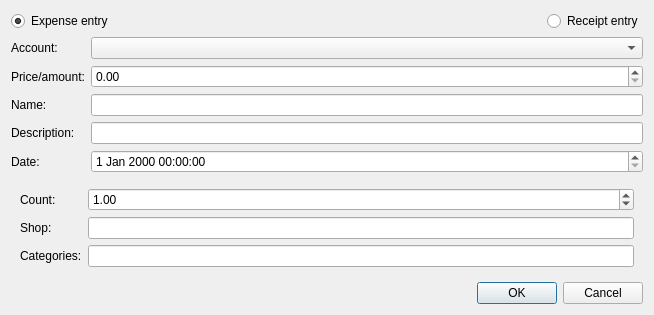
Before: the Qt Designer form src/plugins/poleemery/operationpropsdialog.ui in 0xd34df00d/leechcraft, drawn with Qt 5.
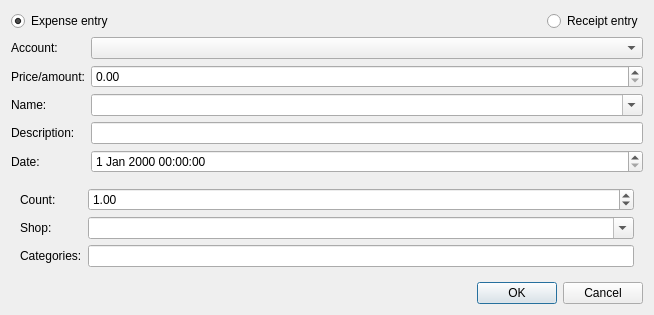
After: the same form once the commit is applied.

Commit message: PY: autocomplete for names and shops.

```diff
--- a/src/plugins/poleemery/operationpropsdialog.ui
+++ b/src/plugins/poleemery/operationpropsdialog.ui
@@ -81,9 +81,6 @@
        </property>
       </widget>
      </item>
-     <item row="2" column="1">
-      <widget class="QLineEdit" name="Name_"/>
-     </item>
      <item row="3" column="0">
       <widget class="QLabel" name="label_4">
        <property name="text">
@@ -104,6 +101,22 @@
      <item row="4" column="1">
       <widget class="QDateTimeEdit" name="DateEdit_"/>
      </item>
+     <item row="2" column="1">
+      <widget class="QComboBox" name="Name_">
+       <property name="sizePolicy">
+        <sizepolicy hsizetype="Expanding" vsizetype="Fixed">
+         <horstretch>0</horstretch>
+         <verstretch>0</verstretch>
+        </sizepolicy>
+       </property>
+       <property name="editable">
+        <bool>true</bool>
+       </property>
+       <property name="insertPolicy">
+        <enum>QComboBox::InsertAlphabetically</enum>
+       </property>
+      </widget>
+     </item>
     </layout>
    </item>
    <item>
@@ -134,9 +147,6 @@
          </property>
         </widget>
        </item>
-       <item row="1" column="1">
-        <widget class="QLineEdit" name="Shop_"/>
-       </item>
        <item row="2" column="0">
         <widget class="QLabel" name="label_8">
          <property name="text">
@@ -147,6 +157,22 @@
        <item row="2" column="1">
         <widget class="QLineEdit" name="Categories_"/>
        </item>
+       <item row="1" column="1">
+        <widget class="QComboBox" name="Shop_">
+         <property name="sizePolicy">
+          <sizepolicy hsizetype="Expanding" vsizetype="Fixed">
+           <horstretch>0</horstretch>
+           <verstretch>0</verstretch>
+          </sizepolicy>
+         </property>
+         <property name="editable">
+          <bool>true</bool>
+         </property>
+         <property name="insertPolicy">
+          <enum>QComboBox::InsertAtBottom</enum>
+         </property>
+        </widget>
+       </item>
       </layout>
      </widget>
      <widget class="QWidget" name="ReceiptPage_"/>
```
Left out of the diff: 21 changed lines with no effect on the pictures. The commit also changes 2 other files.
